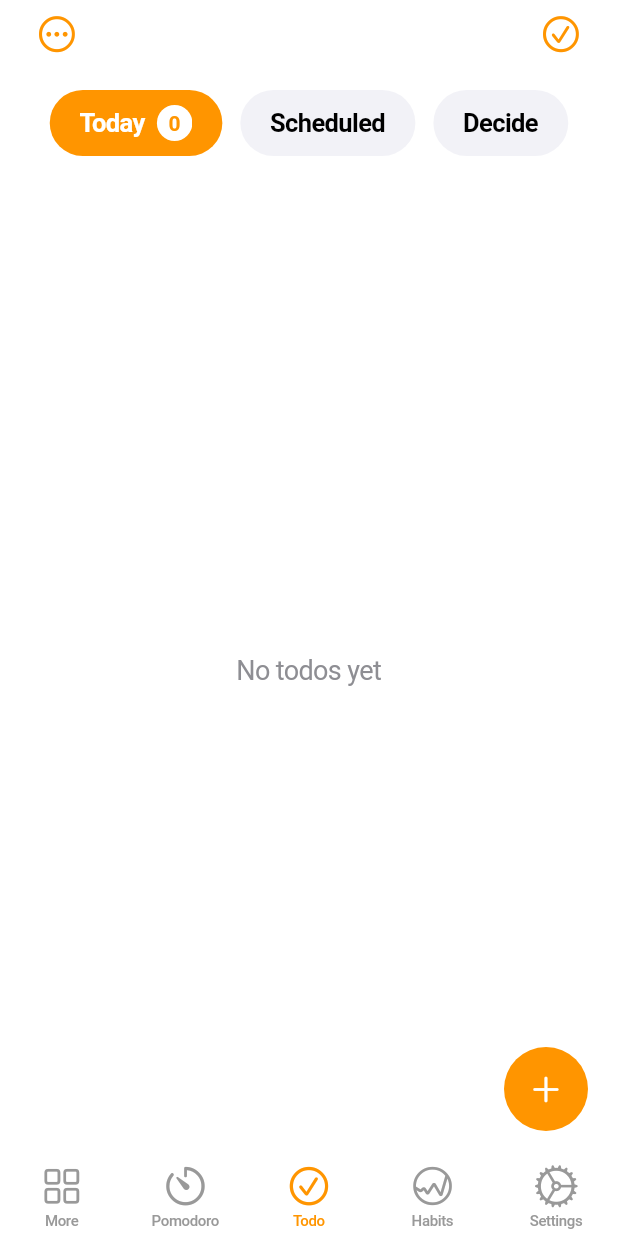
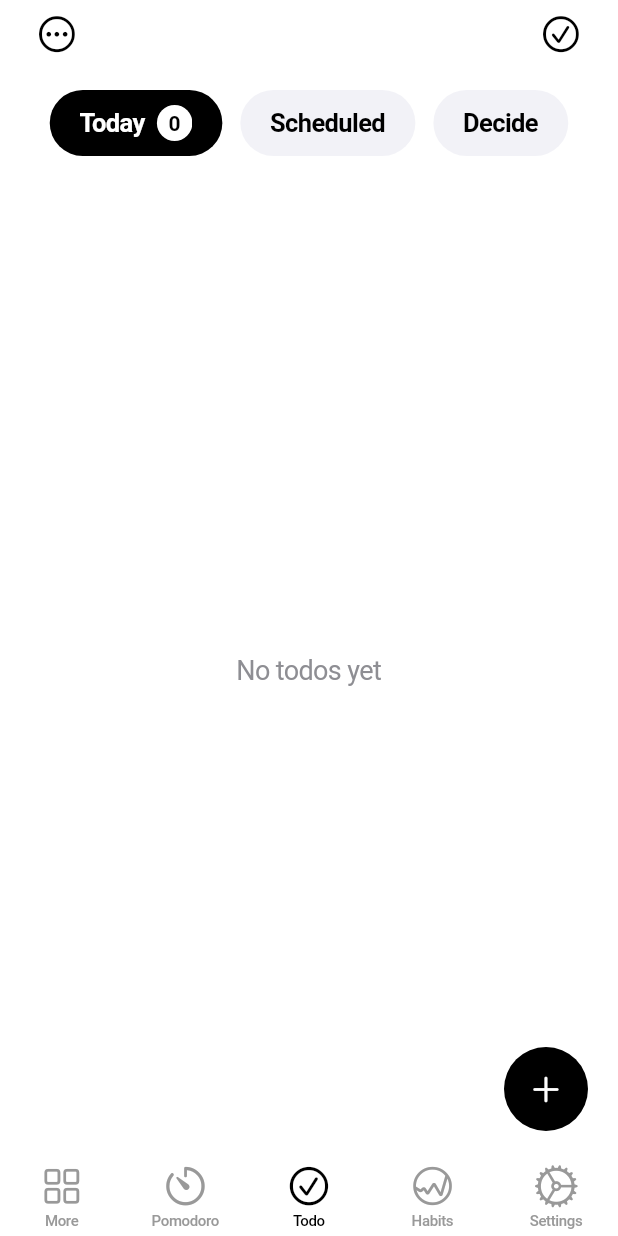
Before and after one commit to surtecha/karman, a Flutter app: the screen it shows after launch, on a phone screen of 412 x 824 dp. Run offline on Flutter 3.47's test engine with Material 3 defaults, Android fonts, the phone set to English and light mode, and no system bars; our stand-ins replace shared_preferences, sqflite; accounts and stored records are empty.

Commit message:
update: color scheme

```diff
--- a/lib/components/pill_button.dart
+++ b/lib/components/pill_button.dart
@@ -7,14 +7,14 @@ class PillButton extends StatefulWidget {
   final List<String> options;
   final List<int> counts;
   final Function(int) onSelectionChanged;
-  final Color Function(int)? selectedBackgroundColor;
+  final int initialSelection;
 
   const PillButton({
     super.key,
     required this.options,
     required this.counts,
     required this.onSelectionChanged,
-    this.selectedBackgroundColor,
+    this.initialSelection = 0,
   });
 
   @override
@@ -22,13 +22,31 @@ class PillButton extends StatefulWidget {
 }
 
 class _PillButtonState extends State<PillButton> with TickerProviderStateMixin {
-  int selectedIndex = 0;
+  late int selectedIndex;
   late List<AnimationController> _controllers;
   late List<Animation<double>> _animations;
 
   @override
   void initState() {
     super.initState();
+    selectedIndex = widget.initialSelection;
+    _initializeAnimations();
+    _controllers[selectedIndex].forward();
+  }
+
+  @override
+  void didUpdateWidget(PillButton oldWidget) {
+    super.didUpdateWidget(oldWidget);
+    if (oldWidget.options.length != widget.options.length) {
+      _disposeAnimations();
+      _initializeAnimations();
+      if (selectedIndex < widget.options.length) {
+        _controllers[selectedIndex].forward();
+      }
+    }
+  }
+
+  void _initializeAnimations() {
     _controllers = List.generate(widget.options.length, (index) =>
         AnimationController(
           duration: const Duration(milliseconds: 300),
@@ -39,15 +57,17 @@ class _PillButtonState extends State<PillButton> with TickerProviderStateMixin {
     _animations = _controllers.map((controller) =>
         CurvedAnimation(parent: controller, curve: Curves.easeInOut)
     ).toList();
+  }
 
-    _controllers[selectedIndex].forward();
+  void _disposeAnimations() {
+    for (var controller in _controllers) {
+      controller.dispose();
+    }
   }
 
   @override
   void dispose() {
-    for (var controller in _controllers) {
-      controller.dispose();
-    }
+    _disposeAnimations();
     super.dispose();
   }
 
@@ -63,7 +83,12 @@ class _PillButtonState extends State<PillButton> with TickerProviderStateMixin {
               children: List.generate(widget.options.length, (index) =>
                   Padding(
                     padding: const EdgeInsets.symmetric(horizontal: 6),
-                    child: _buildPillButton(index, widget.options[index], widget.counts[index], theme),
+                    child: _buildPillButton(
+                        index,
+                        widget.options[index],
+                        index < widget.counts.length ? widget.counts[index] : 0,
+                        theme
+                    ),
                   ),
               ),
             ),
--- a/lib/theme/color_scheme.dart
+++ b/lib/theme/color_scheme.dart
@@ -78,18 +78,22 @@ class AppColorScheme {
         : CupertinoColors.black.withValues(alpha: 0.1);
   }
 
+  // Red reserved for system indicators (delete, overdue)
+  static Color destructive(BuildContext context) {
+    return CupertinoColors.destructiveRed.resolveFrom(context);
+  }
+
   static const Map<String, CupertinoDynamicColor> accentColors = {
     'default': CupertinoDynamicColor.withBrightness(
       color: Color(0xFF000000),
       darkColor: Color(0xFFFFFFFF),
     ),
-    'red': CupertinoColors.systemRed,
+    'purple': CupertinoColors.systemPurple,
+    'indigo': CupertinoColors.systemIndigo,
     'blue': CupertinoColors.systemBlue,
     'green': CupertinoColors.systemGreen,
+    'yellow': CupertinoColors.systemYellow,
     'orange': CupertinoColors.systemOrange,
-    'purple': CupertinoColors.systemPurple,
-    'yellow': CupertinoColors.systemYellow,
-    'indigo': CupertinoColors.systemIndigo,
-    'cyan': CupertinoColors.systemCyan,
+    'pink': CupertinoColors.systemPink
   };
 }
--- a/lib/theme/theme_provider.dart
+++ b/lib/theme/theme_provider.dart
@@ -9,7 +9,7 @@ class ThemeProvider extends ChangeNotifier {
   static const String _accentColorKey = 'accent_color';
 
   AppThemeMode _themeMode = AppThemeMode.system;
-  String _accentColorName = 'orange';
+  String _accentColorName = 'default';
   bool _isInitialized = false;
   Brightness? _systemBrightness;
 
@@ -28,7 +28,7 @@ class ThemeProvider extends ChangeNotifier {
     }
   }
 
-  CupertinoDynamicColor get accentColor => AppColorScheme.accentColors[_accentColorName] ?? CupertinoColors.systemOrange;
+  CupertinoDynamicColor get accentColor => AppColorScheme.accentColors[_accentColorName] ?? AppColorScheme.accentColors['default']!;
 
   void updateSystemBrightness(Brightness brightness) {
     if (_systemBrightness != brightness) {
```
